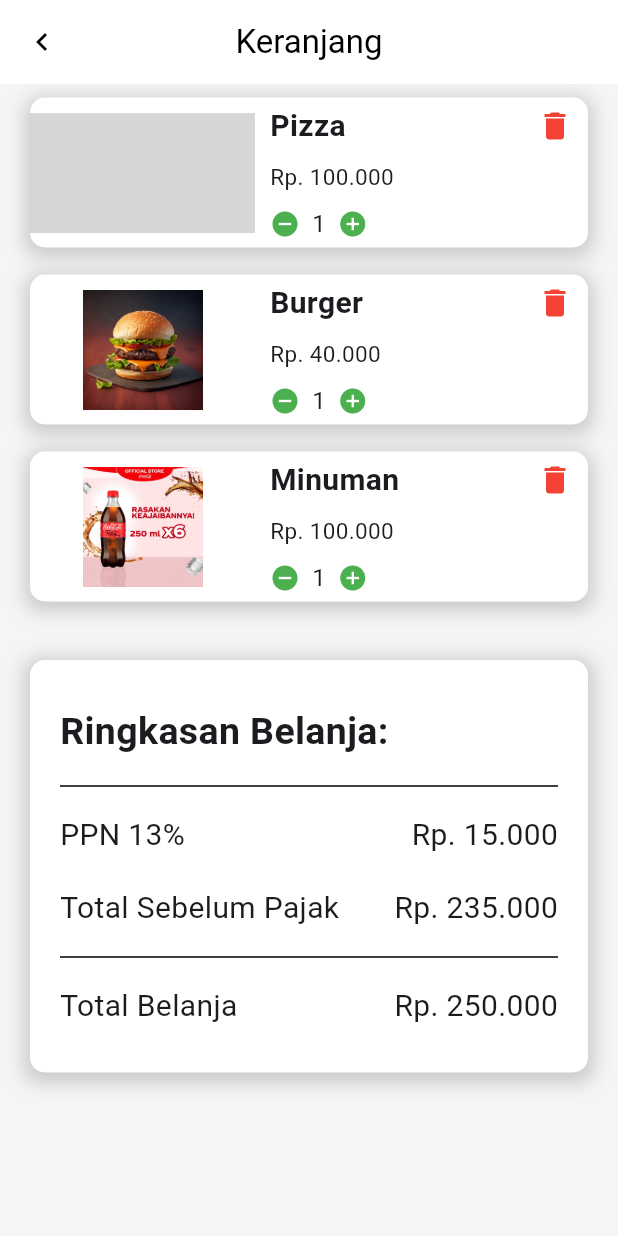
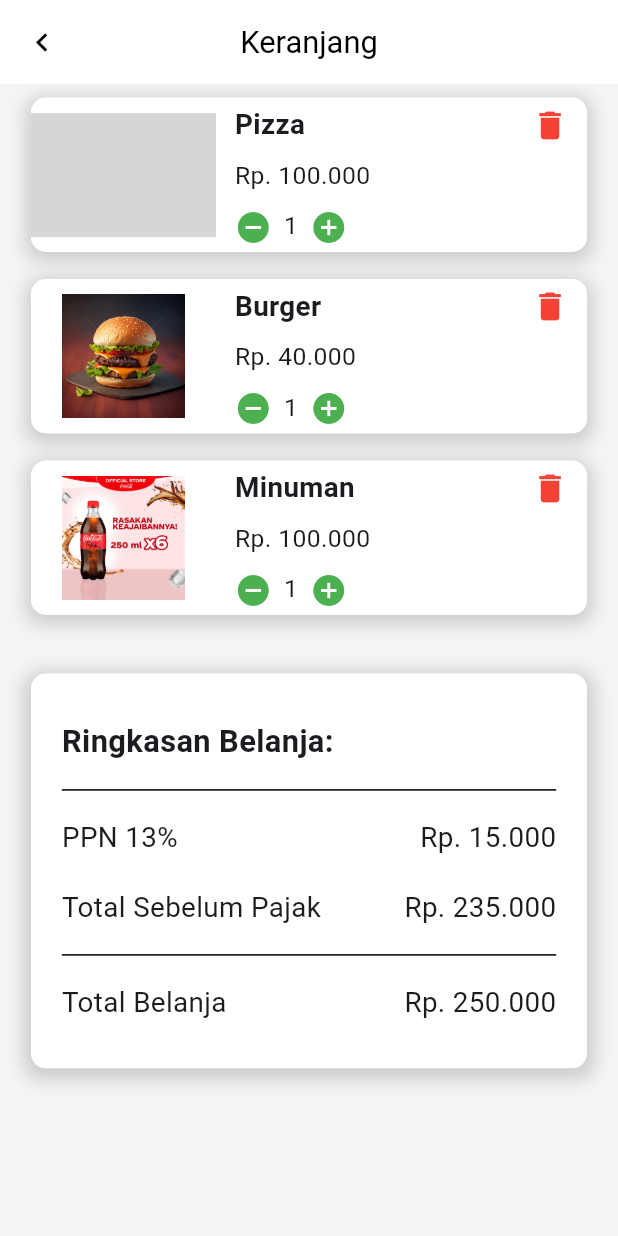
Before and after one commit to Rafi-Hendrian/Satrbhak, a Flutter app: the screen it shows after launch, item 2 of the bottom bar chosen, on a phone screen of 412 x 824 dp. Run offline on Flutter 3.47's test engine with Material 3 defaults, Android fonts, the phone set to English and light mode, and no system bars; our stand-ins replace google_fonts, image_picker, supabase_flutter; accounts and stored records are empty; grey boxes are pictures that could not be loaded.

Commit message:
first commit

```diff
--- a/lib/Pages/CartPages.dart
+++ b/lib/Pages/CartPages.dart
@@ -3,19 +3,21 @@ import 'package:flutter/material.dart';
 class CartPage extends StatelessWidget {
   @override
   Widget build(BuildContext context) {
+    final screenWidth = MediaQuery.of(context).size.width;
+
     return Scaffold(
       appBar: AppBar(
         backgroundColor: Colors.white,
         elevation: 0,
         leading: IconButton(
-          icon: Icon(Icons.chevron_left, size: 24, color: Colors.black),
+          icon: Icon(Icons.chevron_left, size: screenWidth * 0.06, color: Colors.black),
           onPressed: () {
             Navigator.pop(context); // Menggunakan Navigator.pop untuk kembali
           },
         ),
         title: Text(
           'Keranjang',
-          style: TextStyle(color: Colors.black),
+          style: TextStyle(color: Colors.black, fontSize: screenWidth * 0.05),
         ),
         centerTitle: true,
       ),
@@ -23,16 +25,16 @@ class CartPage extends StatelessWidget {
         child: Column(
           children: [
             // Item Burger
-            itemCard(context, 'Pizza', 'assets/images/posterpizza2.jpg', 'Rp. 100.000'),
+            itemCard(context, 'Pizza', 'assets/images/posterpizza2.jpg', 'Rp. 100.000', screenWidth),
             // Item Ice Cream
-            itemCard(context, 'Burger', 'assets/images/Burger.jpg', 'Rp. 40.000'),
+            itemCard(context, 'Burger', 'assets/images/Burger.jpg', 'Rp. 40.000', screenWidth),
             // Item Pizza
-            itemCard(context, 'Minuman', 'assets/images/Minuman.jpg', 'Rp. 100.000'),
+            itemCard(context, 'Minuman', 'assets/images/Minuman.jpg', 'Rp. 100.000', screenWidth),
             // Ringkasan Belanja
             Padding(
-              padding: EdgeInsets.symmetric(horizontal: 20, vertical: 30),
+              padding: EdgeInsets.symmetric(horizontal: screenWidth * 0.05, vertical: 30),
               child: Container(
-                padding: EdgeInsets.all(20),
+                padding: EdgeInsets.all(screenWidth * 0.05),
                 decoration: BoxDecoration(
                   color: Colors.white,
                   borderRadius: BorderRadius.circular(10),
@@ -54,16 +56,17 @@ class CartPage extends StatelessWidget {
                         children: [
                           Text(
                             "Ringkasan Belanja:",
-                            style: TextStyle(fontSize: 25, fontWeight: FontWeight.bold),
+                            style: TextStyle(
+                                fontSize: screenWidth * 0.05, fontWeight: FontWeight.bold),
                           ),
                         ],
                       ),
                     ),
                     Divider(color: Colors.black),
-                    summaryRow("PPN 13%", "Rp. 15.000"),
-                    summaryRow("Total Sebelum Pajak", "Rp. 235.000"),
+                    summaryRow("PPN 13%", "Rp. 15.000", screenWidth),
+                    summaryRow("Total Sebelum Pajak", "Rp. 235.000", screenWidth),
                     Divider(color: Colors.black),
-                    summaryRow("Total Belanja", "Rp. 250.000"),
+                    summaryRow("Total Belanja", "Rp. 250.000", screenWidth),
                   ],
                 ),
               ),
@@ -74,12 +77,12 @@ class CartPage extends StatelessWidget {
     );
   }
 
-  Widget itemCard(BuildContext context, String itemName, String imagePath, String price) {
+  Widget itemCard(BuildContext context, String itemName, String imagePath, String price, double screenWidth) {
     return Padding(
-      padding: EdgeInsets.symmetric(vertical: 9, horizontal: 20),
+      padding: EdgeInsets.symmetric(vertical: 9, horizontal: screenWidth * 0.05),
       child: Container(
         width: double.infinity,
-        height: 100,
+        height: screenWidth * 0.25, // Responsif berdasarkan lebar layar
         decoration: BoxDecoration(
           color: Colors.white,
           borderRadius: BorderRadius.circular(10),
@@ -98,13 +101,13 @@ class CartPage extends StatelessWidget {
               alignment: Alignment.center,
               child: Image.asset(
                 imagePath,
-                height: 80,
-                width: 150,
+                height: screenWidth * 0.2, // Responsif berdasarkan lebar layar
+                width: screenWidth * 0.3, // Responsif berdasarkan lebar layar
               ),
             ),
             Expanded(
               child: Container(
-                padding: EdgeInsets.symmetric(horizontal: 10),
+                padding: EdgeInsets.symmetric(horizontal: screenWidth * 0.03),
                 child: Column(
                   crossAxisAlignment: CrossAxisAlignment.start,
                   mainAxisAlignment: MainAxisAlignment.spaceAround,
@@ -114,20 +117,24 @@ class CartPage extends StatelessWidget {
                       children: [
                         Text(
                           itemName,
-                          style: TextStyle(fontSize: 20, fontWeight: FontWeight.bold),
+                          style: TextStyle(
+                              fontSize: screenWidth * 0.045, fontWeight: FontWeight.bold),
                         ),
-                        Icon(Icons.delete, color: Colors.red),
+                        Icon(Icons.delete, color: Colors.red, size: screenWidth * 0.06),
                       ],
                     ),
-                    Text(price, style: TextStyle(fontSize: 15)),
+                    Text(price, style: TextStyle(fontSize: screenWidth * 0.04)),
                     Row(
                       children: [
-                        Icon(Icons.remove_circle, color: Colors.green, size: 20),
+                        Icon(Icons.remove_circle, color: Colors.green, size: screenWidth * 0.06),
                         Padding(
                           padding: EdgeInsets.symmetric(horizontal: 8),
-                          child: Text('1', style: TextStyle(fontSize: 16)),
+                          child: Text(
+                            '1',
+                            style: TextStyle(fontSize: screenWidth * 0.04),
+                          ),
                         ),
-                        Icon(Icons.add_circle, color: Colors.green, size: 20),
+                        Icon(Icons.add_circle, color: Colors.green, size: screenWidth * 0.06),
                       ],
                     ),
                   ],
@@ -140,14 +147,14 @@ class CartPage extends StatelessWidget {
     );
   }
 
-  Widget summaryRow(String label, String amount) {
+  Widget summaryRow(String label, String amount, double screenWidth) {
     return Padding(
       padding: EdgeInsets.symmetric(vertical: 10),
       child: Row(
         mainAxisAlignment: MainAxisAlignment.spaceBetween,
         children: [
-          Text(label, style: TextStyle(fontSize: 20)),
-          Text(amount, style: TextStyle(fontSize: 20)),
+          Text(label, style: TextStyle(fontSize: screenWidth * 0.045)),
+          Text(amount, style: TextStyle(fontSize: screenWidth * 0.045)),
         ],
       ),
     );
--- a/lib/Pages/HomePage.dart
+++ b/lib/Pages/HomePage.dart
@@ -4,6 +4,7 @@ import 'package:google_fonts/google_fonts.dart';
 import 'package:starbhak/Widget/AllfoodWidget.dart';
 import 'package:starbhak/Widget/AppBarWidget.dart';
 import 'package:starbhak/widget/MenuFoodWidget.dart';
+import 'package:supabase_flutter/supabase_flutter.dart';
 
 class HomePage extends StatelessWidget {
   const HomePage({super.key});
--- a/pubspec.yaml
+++ b/pubspec.yaml
@@ -37,6 +37,7 @@ dependencies:
   cupertino_icons: ^1.0.6
   google_fonts: ^6.2.1
   image_picker: ^1.1.2
+  supabase_flutter: ^2.8.1
 
 dev_dependencies:
   flutter_test:
```
Also changed, not shown: lib/Pages/AddPages.dart (+47 -121 lines), lib/Pages/CreatePage.dart (+14 -5 lines), lib/Widget/AllfoodWidget.dart (+25 -13 lines), lib/Widget/adddata.dart (added, +208 -0 lines), pubspec.lock, 5 other files.
